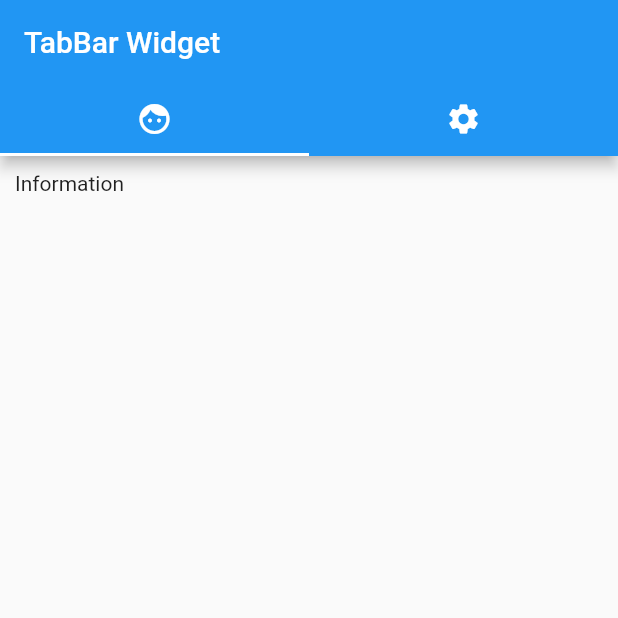
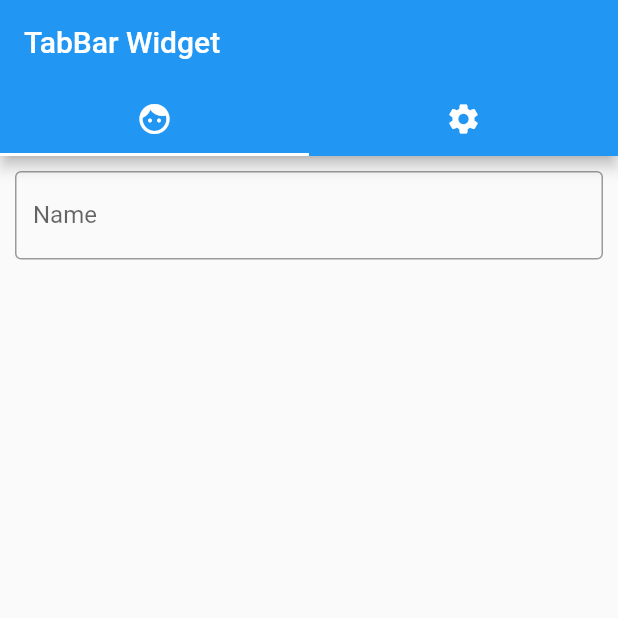
Before and after one commit to IceVanilla/FlutterCase, a Flutter app: the screen it shows after launch, on a phone screen of 412 x 824 dp, the top half of it. Run offline on Flutter 3.47's test engine with Material 2 defaults, Android fonts, the phone set to English and light mode, and no system bars.

Commit message:
form: name

```diff
--- a/form/lib/main.dart
+++ b/form/lib/main.dart
@@ -47,7 +47,16 @@ class FormState extends State<FormPage> {
           children: <Widget>[
             SingleChildScrollView(
               padding: EdgeInsets.all(10),
-              child: Text("Information"),
+              child: Column(
+                children: <Widget>[
+                  TextField(
+                    decoration: InputDecoration(
+                      border: OutlineInputBorder(),
+                      labelText: "Name"
+                    ),
+                  ),
+                ],
+              ),
             ),
             SingleChildScrollView(
               padding: EdgeInsets.all(10),
```
